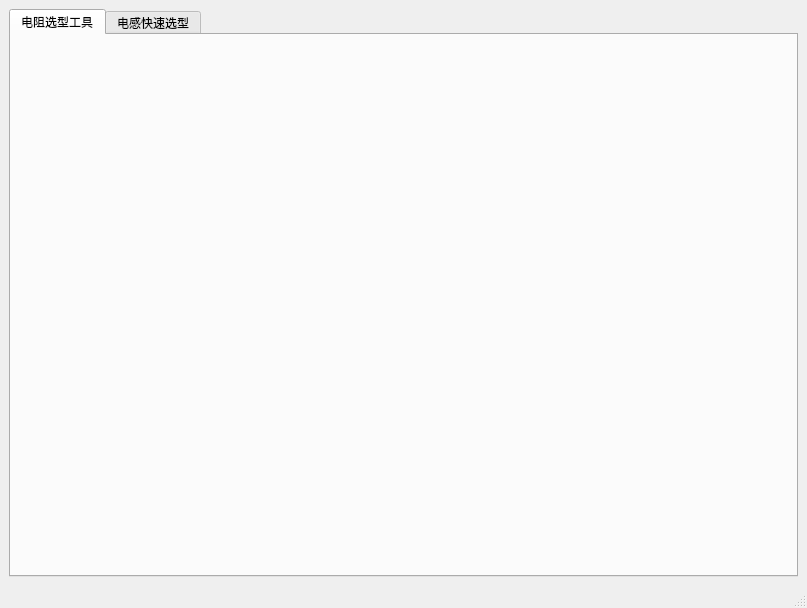
First picture: the form in src/mainwindow.ui, repository microcai/JLC_R_util, before the edit.
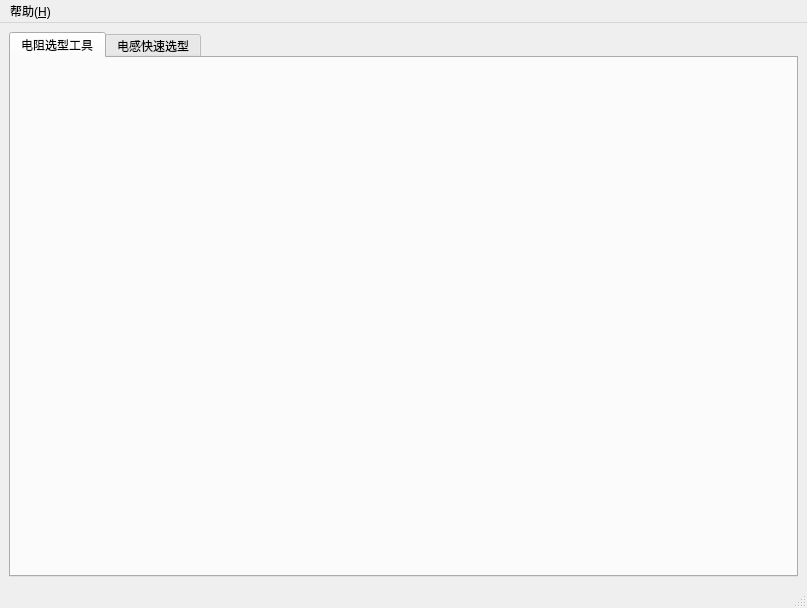
Second picture: the form after the edit. Custom widgets are drawn as their Qt base class.

Diff of the .ui file:
```diff
--- a/src/mainwindow.ui
+++ b/src/mainwindow.ui
@@ -44,6 +44,14 @@
      <height>30</height>
     </rect>
    </property>
+   <widget class="QMenu" name="menu_H">
+    <property name="title">
+     <string>帮助(&amp;H)</string>
+    </property>
+    <addaction name="action_About"/>
+    <addaction name="action_About_Qt"/>
+   </widget>
+   <addaction name="menu_H"/>
   </widget>
   <widget class="QStatusBar" name="statusbar"/>
  </widget>
```
Left out of the diff: 10 changed lines with no effect on the pictures.
